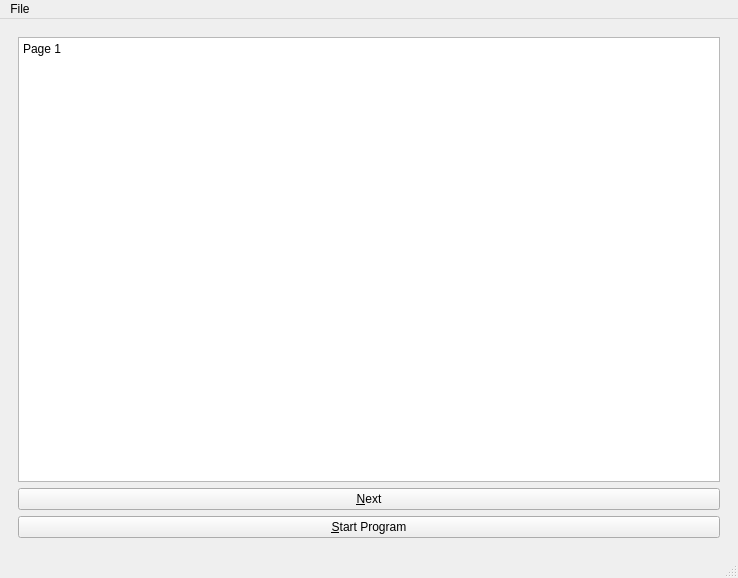
Before: the Qt Designer form src/main_window.ui in gianmaria/QtPlayground, drawn with Qt 5.
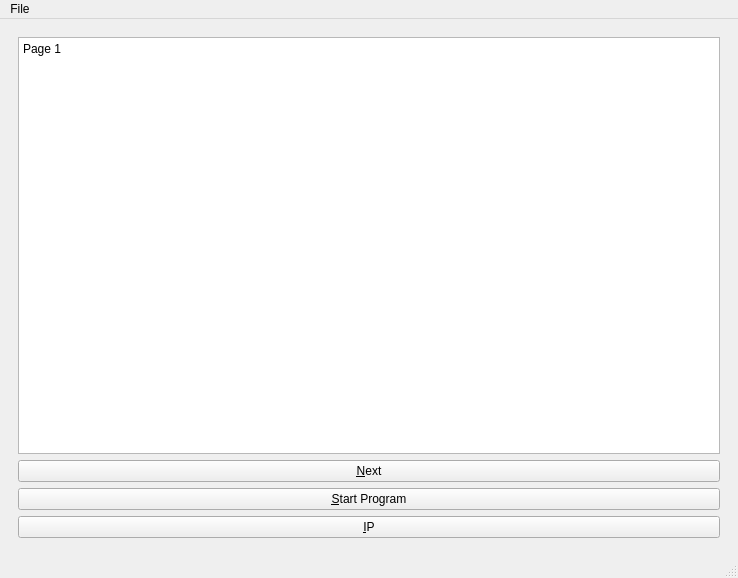
After: the same form once the commit is applied.

The edit to the form file:
```diff
--- a/src/main_window.ui
+++ b/src/main_window.ui
@@ -46,6 +46,13 @@
           </property>
          </widget>
         </item>
+        <item>
+         <widget class="QPushButton" name="pb_IP">
+          <property name="text">
+           <string>&amp;IP</string>
+          </property>
+         </widget>
+        </item>
        </layout>
       </widget>
       <widget class="QWidget" name="page_2">
```
